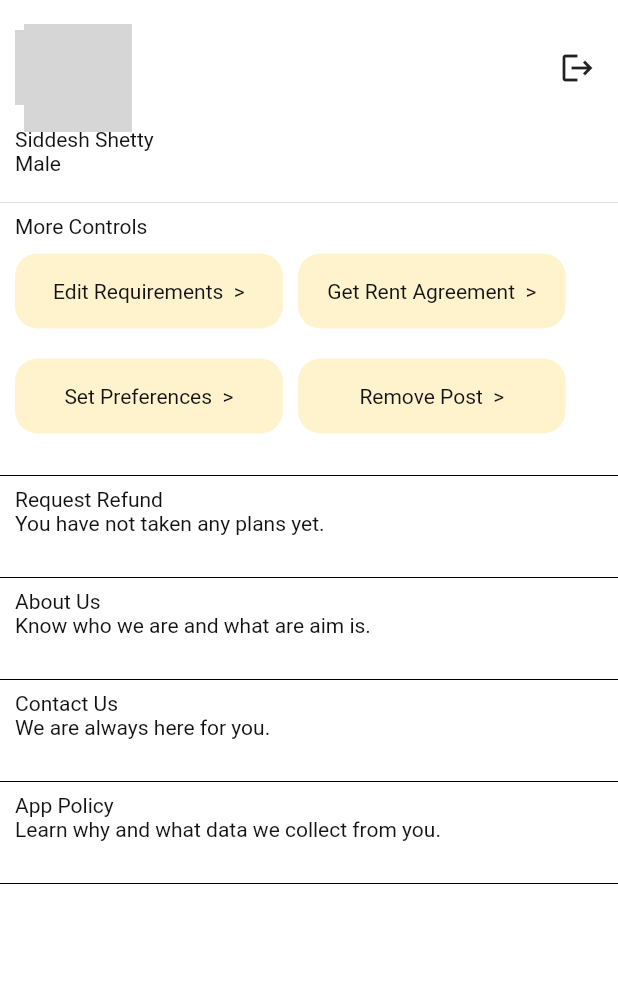
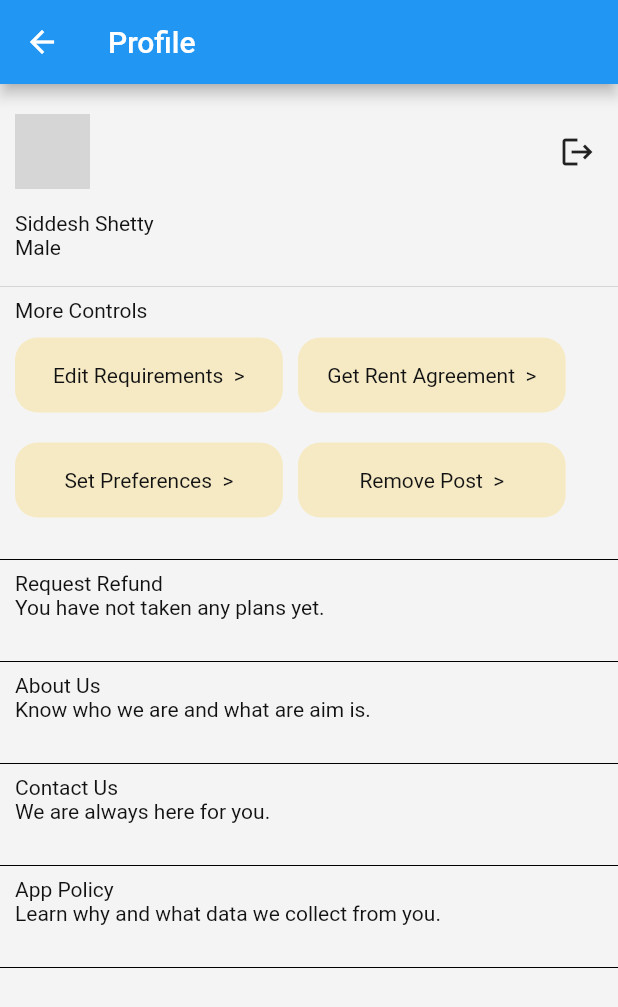
Before and after one commit to PrerakGada/EatEasy, a Flutter app: the SideBar widget shown alone on an empty page, opened directly, after a tap on "User", on a phone screen of 412 x 824 dp. Shown: the top 1007 px of the screen. Run offline on Flutter 3.47's test engine with Material 2 defaults, Android fonts, the phone set to English and light mode, and no system bars; our stand-ins replace cloud_firestore, curved_navigation_bar, dotted_border, firebase_auth, firebase_core, flutter_carousel_widget and 5 more; missing offline and left inert: flutter_google_places_hoc081098, google_api_headers, google_maps_webservice, popup_card; accounts and stored records are empty; network calls fail; grey boxes are pictures that could not be loaded.

Commit message:
Fixed Profile navigation and scaffold

```diff
--- a/lib/main.dart
+++ b/lib/main.dart
@@ -1,6 +1,7 @@
 import 'package:cloud_firestore/cloud_firestore.dart';
 import 'package:eat_easy/screens/Admin/admin_screen.dart';
 import 'package:eat_easy/screens/Customer/customer_home.dart';
+import 'package:eat_easy/screens/Customer/user_profile_screen.dart';
 import 'package:eat_easy/screens/onboarding/login_screen.dart';
 import 'package:eat_easy/screens/Provider/provider_verification.dart';
 import 'package:eat_easy/screens/onboarding/signUp_screen.dart';
@@ -44,9 +45,9 @@ class MyApp extends StatelessWidget {
         darkTheme: dark_theme(),
         themeMode: ThemeMode.light,
         debugShowCheckedModeBanner: false,
-        initialRoute: SplashScreen.id,
+        // initialRoute: SplashScreen.id,
         //initialRoute: AdminDashBoard.id,
-        //initialRoute: CustomerHome.id,
+        initialRoute: CustomerHome.id,
         // initialRoute: ProviderVerification.id,
         // initialRoute: AdminDashBoard.id,
         // initialRoute: CustomerHome.id,
@@ -58,6 +59,7 @@ class MyApp extends StatelessWidget {
           CustomerHome.id: (context) => CustomerHome(),
           ProviderVerification.id: (context) => ProviderVerification(),
           AdminDashBoard.id: (context) => AdminDashBoard(),
+          ProfileScreen.id: (context) => ProfileScreen(),
         },
       ),
     );
--- a/lib/screens/Customer/side_bar.dart
+++ b/lib/screens/Customer/side_bar.dart
@@ -1,3 +1,4 @@
+import 'package:eat_easy/screens/onboarding/login_screen.dart';
 import 'package:eat_easy/screens/onboarding/splash_screen.dart';
 import 'package:firebase_auth/firebase_auth.dart';
 import 'package:flutter/material.dart';
@@ -16,13 +17,7 @@ class SideBar extends StatelessWidget {
         children: [
           InkWell(
             onTap: () {
-              Navigator.push(
-                context,
-                PageTransition(
-                  child: ProfileScreen(),
-                  type: PageTransitionType.fade,
-                ),
-              );
+              Navigator.popAndPushNamed(context, ProfileScreen.id);
             },
             child: UserAccountsDrawerHeader(
               accountName: Text(
--- a/lib/screens/Customer/user_profile_screen.dart
+++ b/lib/screens/Customer/user_profile_screen.dart
@@ -4,6 +4,7 @@ import 'package:page_transition/page_transition.dart';
 import 'package:provider/provider.dart';
 
 class ProfileScreen extends StatefulWidget {
+  static const String id = '/profile';
   const ProfileScreen({super.key});
 
   @override
@@ -20,10 +21,11 @@ class _ProfileScreenState extends State<ProfileScreen> {
   ];
   @override
   Widget build(BuildContext context) {
-    return SafeArea(
-      child: Scaffold(
-        body: Container(
-            decoration: BoxDecoration(color: Colors.white),
+    return Scaffold(
+      appBar: AppBar(title: Text('Profile'),),
+      body: SafeArea(
+        child: Container(
+            // decoration: BoxDecoration(color: Colors.white),
             width: double.infinity,
             child: Padding(
               padding: const EdgeInsets.only(top: 20),
@@ -45,6 +47,7 @@ class _ProfileScreenState extends State<ProfileScreen> {
                           padding: EdgeInsets.only(right: 15),
                           child: InkWell(
                               onTap: () {
+                                Navigator.pop(context);
                                 // final provider =
                                 //     Provider.of<GoogleSignInProvider>(context,
                                 //         listen: false);
```
